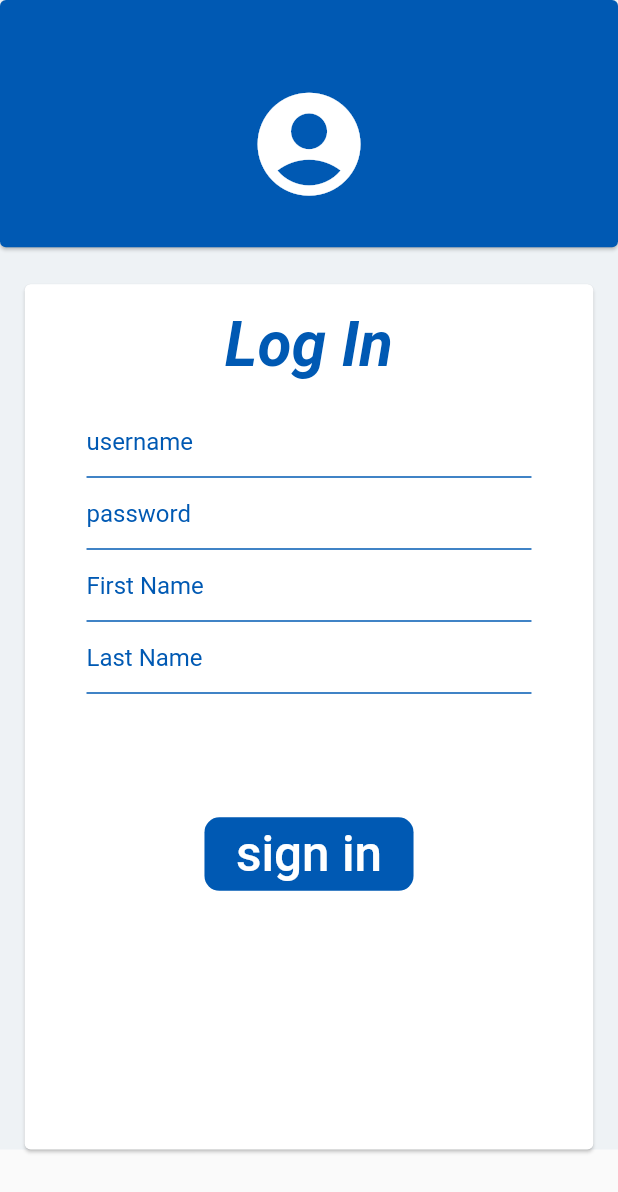
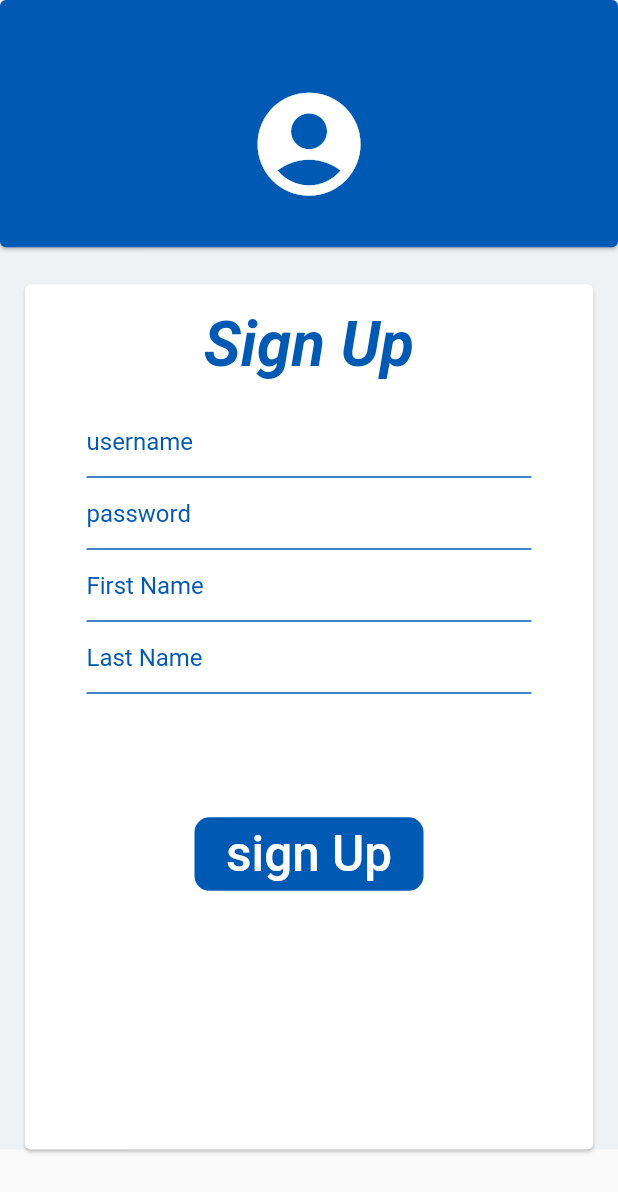
Before and after one commit to ahmedkhedr254/chat_application, a Flutter app: the SignUp screen opened directly, on a phone screen of 412 x 824 dp. Shown: the top 1192 px of the screen. Run offline on Flutter 3.47's test engine with Material 2 defaults, Android fonts, the phone set to English and light mode, and no system bars; our stand-ins replace cloud_firestore, curved_navigation_bar, firebase_auth, firebase_core, firebase_storage, image_picker; accounts and stored records are empty.

Commit message:
Update SignUp.dart

```diff
--- a/lib/SignUp.dart
+++ b/lib/SignUp.dart
@@ -79,7 +79,7 @@ class SignUpState extends State<SignUp> {
                             height: height * 2 / 100,
                           ),
                           Text(
-                            "Log In",
+                            "Sign Up",
                             style: TextStyle(
                               fontStyle: FontStyle.italic,
                               color: Color(0xff0059b3),
@@ -110,6 +110,8 @@ class SignUpState extends State<SignUp> {
                           Container(
                             margin: EdgeInsets.only(left: width*10/100,right: width*10/100),
                             child: TextFormField(
+
+                                obscureText: true,
                               onSaved: (val){this.pass=val;},
                               validator: (value) {
                                 if (value.isEmpty) {
@@ -181,7 +183,7 @@ class SignUpState extends State<SignUp> {
                             child: FlatButton(
                               color:Color(0xff0059b3) ,
                               shape: new RoundedRectangleBorder(borderRadius: new BorderRadius.circular(10.0)),
-                              child: Container(padding:EdgeInsets.all(5),child:Text("sign in",style: TextStyle(fontSize: width*8/100,color:Colors.white ),)),
+                              child: Container(padding:EdgeInsets.all(5),child:Text("sign Up",style: TextStyle(fontSize: width*8/100,color:Colors.white ),)),
                               onPressed: ()async{
                                 if(_formKey.currentState.validate()){
                                   print("signed in");
```
